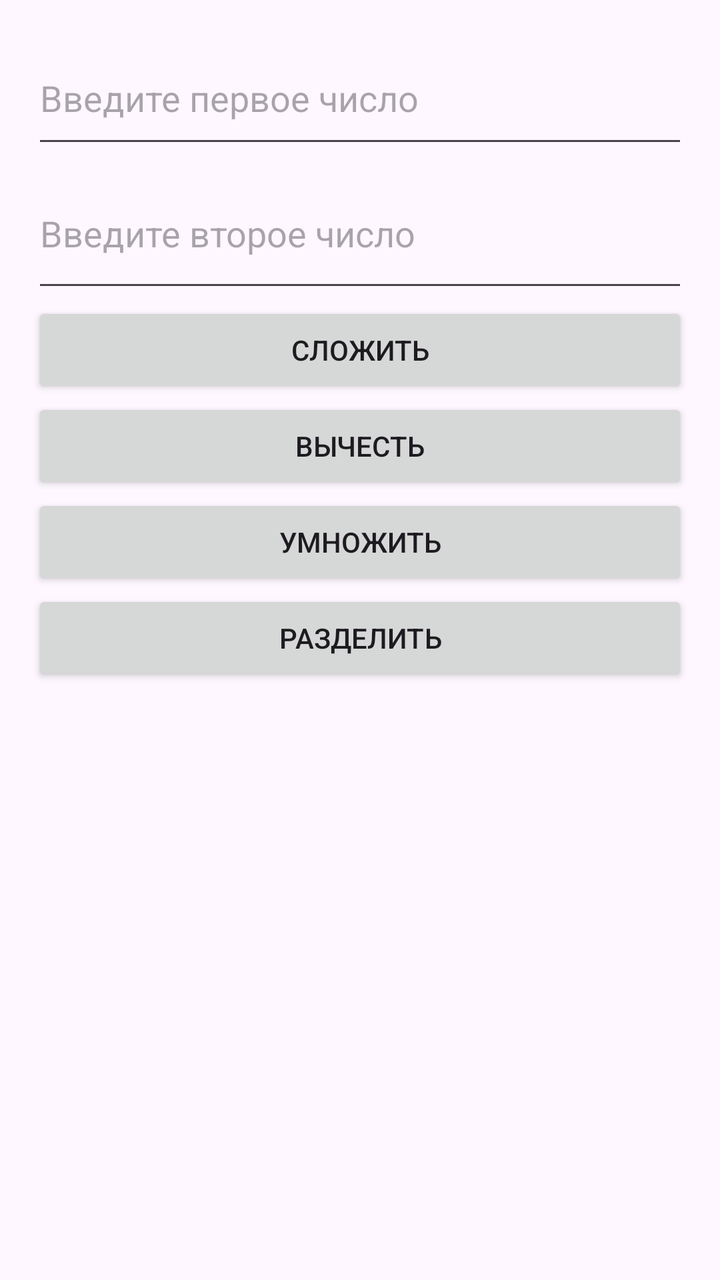
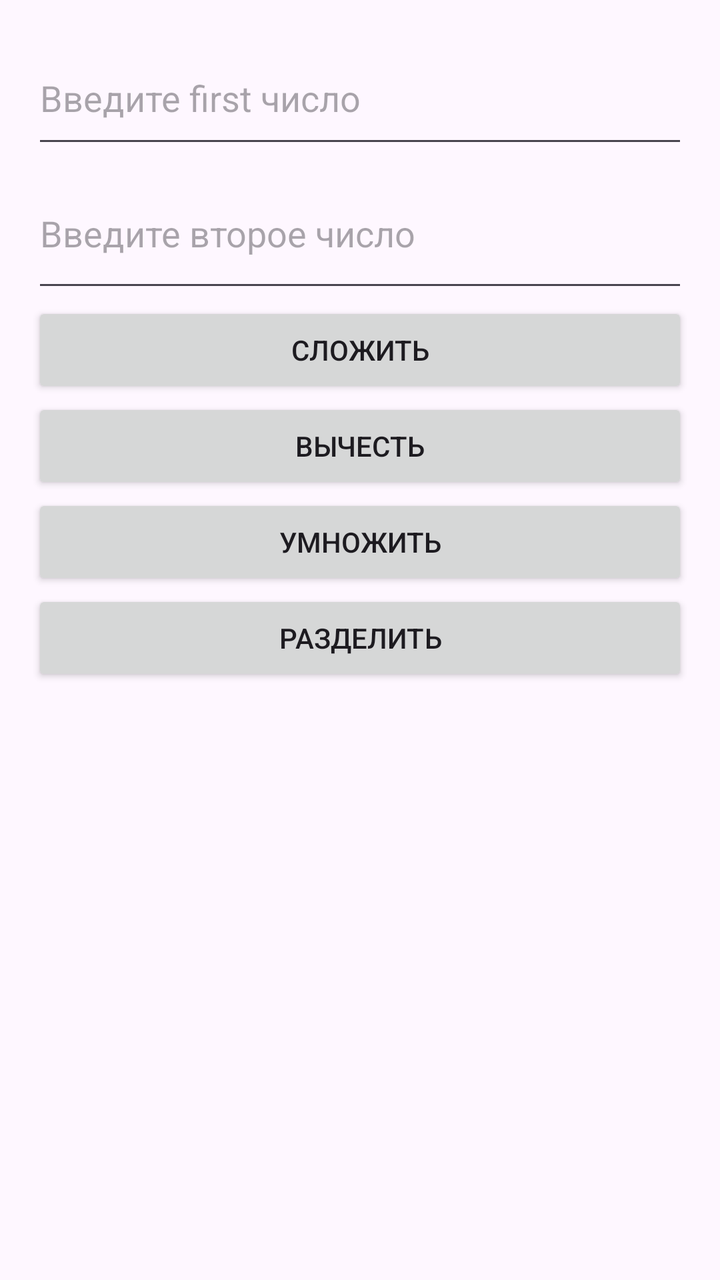

Before-and-after screenshots of an Android layout around one commit, followed by the original layout XML and the change that was made.
<!-- AndroidManifest.xml: application theme Theme.Study -->
<!-- res/layout/activity_main.xml -->
<?xml version="1.0" encoding="utf-8"?>
<LinearLayout xmlns:android="http://schemas.android.com/apk/res/android"
    android:layout_width="match_parent"
    android:layout_height="match_parent"
    android:orientation="vertical"
    android:padding="16dp">


    <EditText
        android:id="@+id/number1"
        android:layout_width="match_parent"
        android:layout_height="63dp"
        android:hint="Введите первое число"
        android:inputType="numberDecimal" />

    <EditText
        android:id="@+id/number2"
        android:layout_width="match_parent"
        android:layout_height="72dp"
        android:hint="Введите второе число"
        android:inputType="numberDecimal" />

    <Button
        android:id="@+id/buttonAdd"
        android:layout_width="match_parent"
        android:layout_height="wrap_content"
        android:text="Сложить" />


    <Button
        android:id="@+id/buttonSubtract"
        android:layout_width="match_parent"
        android:layout_height="wrap_content"
        android:text="Вычесть" />


    <Button
        android:id="@+id/buttonMultiply"
        android:layout_width="match_parent"
        android:layout_height="wrap_content"
        android:text="Умножить" />


    <Button
        android:id="@+id/buttonDivide"
        android:layout_width="match_parent"
        android:layout_height="wrap_content"
        android:text="Разделить" />


    <TextView
        android:id="@+id/resultTextView"
        android:layout_width="match_parent"
        android:layout_height="wrap_content"
        android:textSize="24sp"
        android:textColor="#000000"
        android:paddingTop="16dp" />
</LinearLayout>
<!-- resources referenced by this layout -->
<resources>
  <style name="Theme.Study" parent="Base.Theme.Study" />
  <style name="Base.Theme.Study" parent="Theme.Material3.DayNight.NoActionBar">
          
          
      </style>
</resources>

<!-- the commit's change to res/layout/activity_main.xml (unified diff, before → after) -->
@@ -10,7 +10,7 @@
         android:id="@+id/number1"
         android:layout_width="match_parent"
         android:layout_height="63dp"
-        android:hint="Введите первое число"
+        android:hint="Введите first число"
         android:inputType="numberDecimal" />
 
     <EditText
